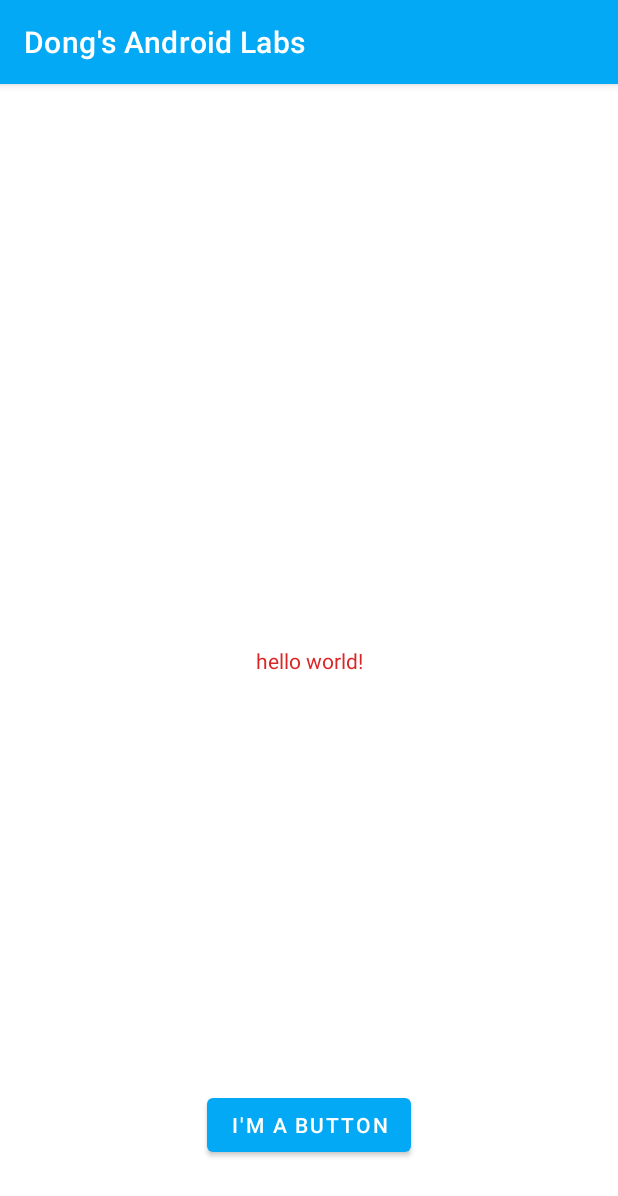
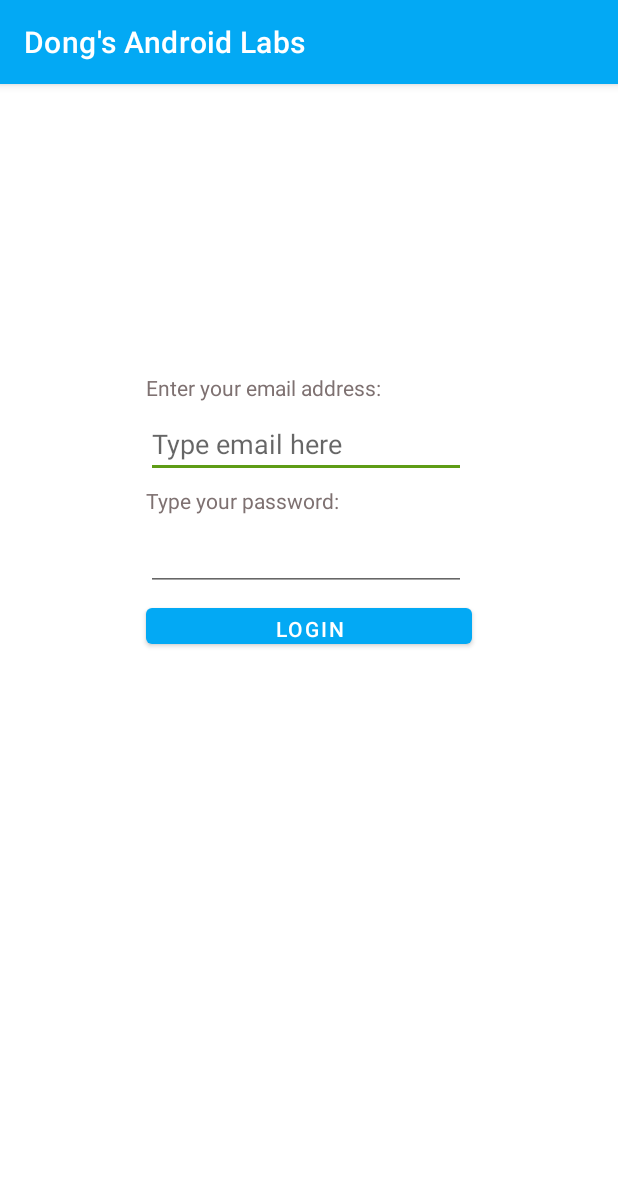
Before and after one commit to Nutation-chn/MyAndroidLabs, an Android app: the screen it shows after launch (MainActivity), on a phone screen of 412 x 824 dp. Shown: the top 1196 px of the screen. Run offline under Robolectric (Android 15) with nearby library versions, the phone set to English and light mode, and no system bars.

Commit message:
Finished week4

```diff
--- a/app/src/main/AndroidManifest.xml
+++ b/app/src/main/AndroidManifest.xml
@@ -1,13 +1,17 @@
 <?xml version="1.0" encoding="utf-8"?>
 <manifest xmlns:android="http://schemas.android.com/apk/res/android"
     package="algonquin.cst2335.zhan0703">
-
+    <uses-permission android:name="android.permission.CALL_PHONE"/>
+    <uses-feature android:name="android.hardware.camera" android:required="true"/>
     <application
         android:allowBackup="true"
         android:icon="@drawable/app_icon"
         android:label="@string/app_name"
         android:supportsRtl="true"
         android:theme="@style/Theme.DongsAndroidLabs">
+        <activity
+            android:name=".SecondActivity"
+            android:exported="true" />
         <activity
             android:name=".MainActivity"
             android:exported="true">
--- a/app/src/main/java/algonquin/cst2335/zhan0703/MainActivity.java
+++ b/app/src/main/java/algonquin/cst2335/zhan0703/MainActivity.java
@@ -2,13 +2,70 @@ package algonquin.cst2335.zhan0703;
 
 import androidx.appcompat.app.AppCompatActivity;
 
+import android.content.Context;
+import android.content.Intent;
+import android.content.SharedPreferences;
 import android.os.Bundle;
+import android.util.Log;
+import android.widget.Button;
+import android.widget.EditText;
 
 public class MainActivity extends AppCompatActivity {
+    private static String TAG = "MainActivity";
 
     @Override
     protected void onCreate(Bundle savedInstanceState) {
         super.onCreate(savedInstanceState);
         setContentView(R.layout.activity_main);
+        Log.w( TAG, "In onCreate() - Loading Widgets" );
+        Button loginButton = findViewById(R.id.button);
+        EditText et = findViewById(R.id.editTextTextEmailAddress);
+        SharedPreferences prefs = getSharedPreferences("MyData", Context.MODE_PRIVATE);
+        String emailAddress = prefs.getString("LoginName", "");
+        et.setText(emailAddress);
+        loginButton.setOnClickListener( clk-> {
+            Intent nextPage = new Intent( MainActivity.this, SecondActivity.class);
+            String email = et.getText().toString();
+            nextPage.putExtra("EmailAddress",email);
+            SharedPreferences.Editor editor = prefs.edit();
+            editor.putString("LoginName", email);
+//            editor.putInt("IntNum",6);
+//            editor.putFloat("FloatNum",6.6f);
+            editor.apply();
+            startActivity(  nextPage );
+        } );
+
     }
+
+    @Override
+    protected void onStart() {
+        super.onStart();
+        Log.w( TAG, "In onStart() - application is now visible on screen" );
+    }
+
+    @Override
+    protected void onPause() {
+        super.onPause();
+        Log.w( TAG, "The application no longer responds to user input" );
+    }
+
+    @Override
+    protected void onResume() {
+        super.onResume();
+        Log.w( TAG, "In onResume() -  The application is now responding to user input" );
+    }
+
+    @Override
+    protected void onStop() {
+        super.onStop();
+        Log.w( TAG, "In onStop() - The application is no longer visible." );
+    }
+
+    @Override
+    protected void onDestroy() {
+        super.onDestroy();
+        Log.w( TAG, "In onDestroy() - Any memory used by the application is freed." );
+    }
+
+
 }
--- a/app/src/main/res/layout/activity_main.xml
+++ b/app/src/main/res/layout/activity_main.xml
@@ -6,24 +6,57 @@
     android:layout_height="match_parent"
     tools:context=".MainActivity">
 
-    <TextView
+    <EditText
+        android:id="@+id/editTextTextEmailAddress"
         android:layout_width="wrap_content"
         android:layout_height="wrap_content"
-        android:text="@string/hello_message"
+        android:layout_marginTop="5dp"
+        android:ems="10"
+        android:hint="Type email here"
+        android:inputType="textEmailAddress"
+        app:layout_constraintStart_toStartOf="@+id/textView"
+        app:layout_constraintTop_toBottomOf="@+id/textView2" />
+
+    <TextView
+        android:id="@+id/textView"
+        android:layout_width="wrap_content"
+        android:layout_height="wrap_content"
+        android:layout_marginTop="5dp"
+        android:text="Type your password:"
+        app:layout_constraintStart_toStartOf="@+id/editTextTextPassword"
+        app:layout_constraintTop_toBottomOf="@+id/editTextTextEmailAddress" />
+
+    <EditText
+        android:id="@+id/editTextTextPassword"
+        android:layout_width="wrap_content"
+        android:layout_height="wrap_content"
+        android:layout_marginTop="5dp"
+        android:ems="10"
+        android:inputType="textPassword"
+        app:layout_constraintStart_toStartOf="@+id/button"
+        app:layout_constraintTop_toBottomOf="@+id/textView" />
+
+    <TextView
+        android:id="@+id/textView2"
+        android:layout_width="wrap_content"
+        android:layout_height="wrap_content"
+        android:layout_marginTop="20dp"
+        android:text="Enter your email address:"
         app:layout_constraintBottom_toBottomOf="parent"
-        app:layout_constraintLeft_toLeftOf="parent"
-        app:layout_constraintRight_toRightOf="parent"
-        app:layout_constraintTop_toTopOf="parent" />
+        app:layout_constraintStart_toStartOf="@+id/editTextTextEmailAddress"
+        app:layout_constraintTop_toTopOf="parent"
+        app:layout_constraintVertical_bias="0.237" />
 
     <Button
-        android:layout_width="wrap_content"
-        android:layout_height="wrap_content"
-        android:layout_marginBottom="50dp"
-        android:text="@string/button_message"
-        app:layout_constraintBottom_toBottomOf="parent"
+        android:id="@+id/button"
+        android:layout_width="217dp"
+        android:layout_height="36dp"
+        android:layout_marginTop="5dp"
+        android:text="LOGIN"
         app:layout_constraintEnd_toEndOf="parent"
         app:layout_constraintHorizontal_bias="0.5"
-        app:layout_constraintStart_toStartOf="parent" />
+        app:layout_constraintStart_toStartOf="parent"
+        app:layout_constraintTop_toBottomOf="@+id/editTextTextPassword" />
 
 
 </androidx.constraintlayout.widget.ConstraintLayout>
--- a/app/src/main/res/values/colors.xml
+++ b/app/src/main/res/values/colors.xml
@@ -3,7 +3,7 @@
     <color name="my_primary">#03A9F4</color>
     <color name="my_secondary">#5E9C15</color>
     <color name="my_statusbar">#00BCD4</color>
-    <color name="my_text">#DC2525</color>
+    <color name="my_text">#7E7171</color>
 
     <color name="black">#FF000000</color>
     <color name="white">#FFFFFFFF</color>
```
Also changed, not shown: app/build.gradle (+6 -6 lines), app/src/main/java/algonquin/cst2335/zhan0703/SecondActivity.java (added, +105 -0 lines), app/src/main/res/layout/activity_second.xml (added, +64 -0 lines).
